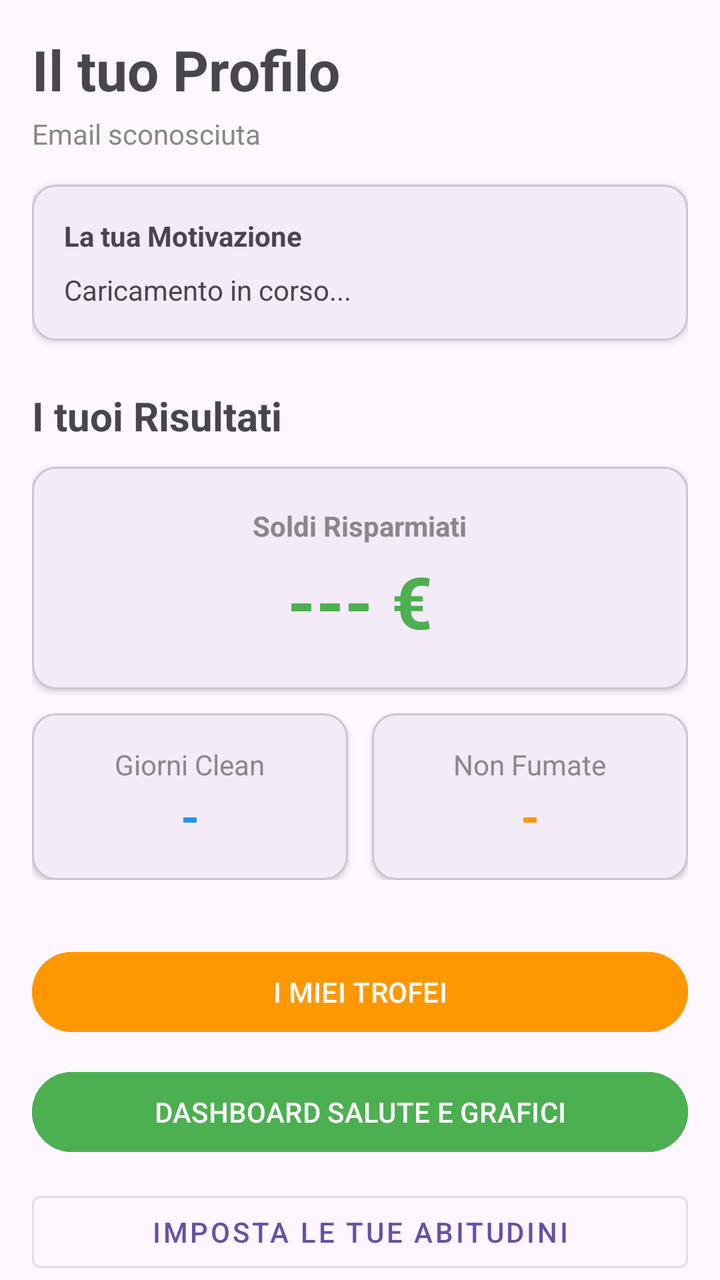
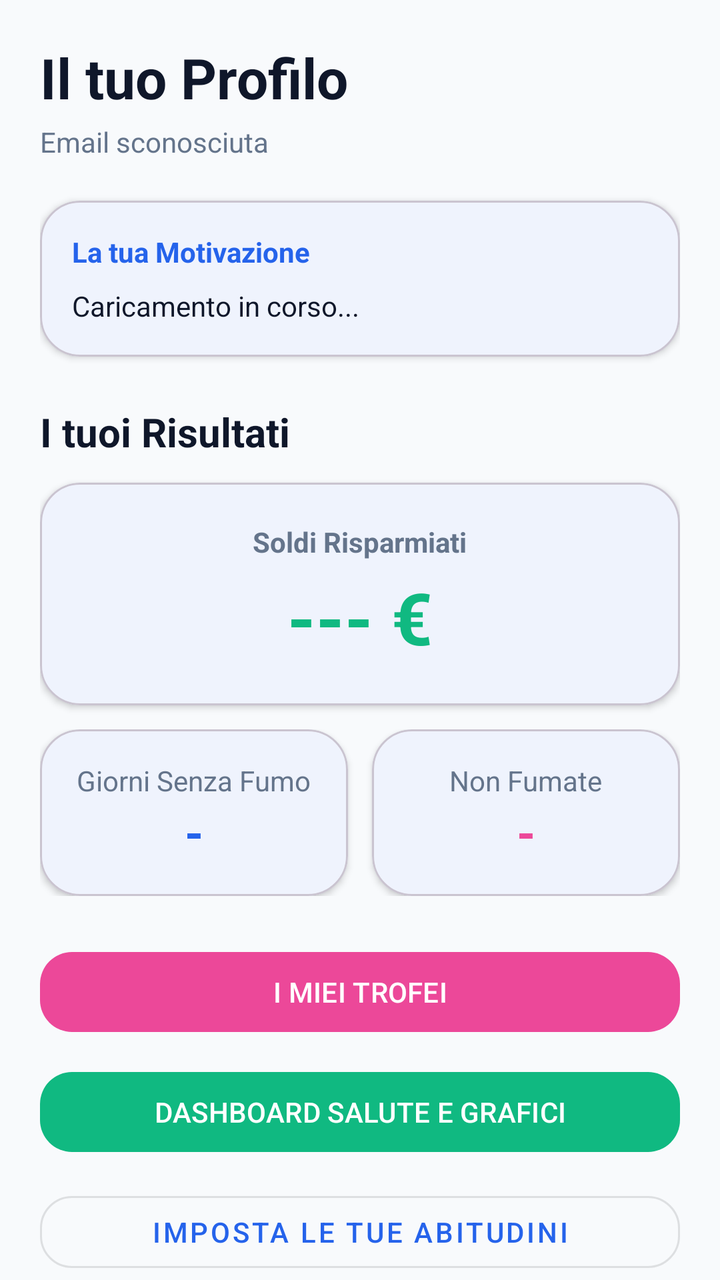

An Android layout rendered at two revisions. The XML below is the earlier revision; the diff shows what the commit changed to produce the second picture.
<!-- AndroidManifest.xml: application theme Theme.SmokeShield -->
<!-- res/layout/fragment_profile.xml -->
<?xml version="1.0" encoding="utf-8"?>
<layout xmlns:android="http://schemas.android.com/apk/res/android"
    xmlns:app="http://schemas.android.com/apk/res-auto">

    <androidx.core.widget.NestedScrollView
        android:layout_width="match_parent"
        android:layout_height="match_parent"
        android:fillViewport="true">

        <androidx.constraintlayout.widget.ConstraintLayout
            android:layout_width="match_parent"
            android:layout_height="wrap_content"
            android:padding="16dp">

            
            <TextView android:id="@+id/tv_welcome" android:layout_height="wrap_content" android:layout_width="wrap_content" android:text="Il tuo Profilo" android:textSize="28sp" android:textStyle="bold" app:layout_constraintStart_toStartOf="parent" app:layout_constraintTop_toTopOf="parent"/>
            <TextView android:id="@+id/tv_email_display" android:layout_height="wrap_content" android:layout_marginTop="4dp" android:layout_width="wrap_content" android:text="Email sconosciuta" android:textColor="#888888" app:layout_constraintStart_toStartOf="parent" app:layout_constraintTop_toBottomOf="@id/tv_welcome"/>

            <com.google.android.material.card.MaterialCardView
                android:id="@+id/card_motivazione"
                android:layout_width="match_parent"
                android:layout_height="wrap_content"
                android:layout_marginTop="16dp"
                app:cardCornerRadius="12dp"
                app:cardElevation="2dp"
                app:layout_constraintTop_toBottomOf="@id/tv_email_display">
                <LinearLayout android:layout_height="wrap_content" android:layout_width="match_parent" android:orientation="vertical" android:padding="16dp">
                    <TextView android:layout_height="wrap_content" android:layout_width="wrap_content" android:text="La tua Motivazione" android:textStyle="bold"/>
                    <TextView android:id="@+id/tv_motivo_display" android:layout_height="wrap_content" android:layout_marginTop="8dp" android:layout_width="match_parent" android:text="Caricamento in corso..."/>
                </LinearLayout>
            </com.google.android.material.card.MaterialCardView>

            
            <TextView
                android:id="@+id/tv_risultati_titolo"
                android:layout_width="wrap_content"
                android:layout_height="wrap_content"
                android:text="I tuoi Risultati"
                android:textSize="20sp"
                android:textStyle="bold"
                android:layout_marginTop="24dp"
                app:layout_constraintStart_toStartOf="parent"
                app:layout_constraintTop_toBottomOf="@id/card_motivazione" />

            <com.google.android.material.card.MaterialCardView
                android:id="@+id/card_soldi"
                android:layout_width="match_parent"
                android:layout_height="wrap_content"
                android:layout_marginTop="12dp"
                app:cardCornerRadius="12dp"
                app:cardElevation="2dp"
                app:layout_constraintTop_toBottomOf="@id/tv_risultati_titolo">
                <LinearLayout android:layout_width="match_parent" android:layout_height="wrap_content" android:orientation="vertical" android:padding="20dp" android:gravity="center">
                    <TextView android:layout_width="wrap_content" android:layout_height="wrap_content" android:text="Soldi Risparmiati" android:textColor="#888888" android:textStyle="bold" />
                    <TextView android:id="@+id/tv_risparmio_soldi" android:layout_width="wrap_content" android:layout_height="wrap_content" android:text="--- €" android:textSize="36sp" android:textStyle="bold" android:textColor="#4CAF50" android:layout_marginTop="4dp"/>
                </LinearLayout>
            </com.google.android.material.card.MaterialCardView>

            <LinearLayout
                android:id="@+id/ll_stats_minori"
                android:layout_width="match_parent"
                android:layout_height="wrap_content"
                android:orientation="horizontal"
                android:weightSum="2"
                android:layout_marginTop="12dp"
                app:layout_constraintTop_toBottomOf="@id/card_soldi">

                <com.google.android.material.card.MaterialCardView android:layout_width="0dp" android:layout_height="wrap_content" android:layout_weight="1" android:layout_marginEnd="6dp" app:cardCornerRadius="12dp" app:cardElevation="2dp">
                    <LinearLayout android:layout_width="match_parent" android:layout_height="wrap_content" android:padding="16dp" android:orientation="vertical" android:gravity="center">
                        <TextView android:layout_width="wrap_content" android:layout_height="wrap_content" android:text="Giorni Clean" android:textColor="#888888"/>
                        <TextView android:id="@+id/tv_giorni_senza" android:layout_width="wrap_content" android:layout_height="wrap_content" android:text="-" android:textSize="24sp" android:textStyle="bold" android:textColor="#2196F3"/>
                    </LinearLayout>
                </com.google.android.material.card.MaterialCardView>

                <com.google.android.material.card.MaterialCardView android:layout_width="0dp" android:layout_height="wrap_content" android:layout_weight="1" android:layout_marginStart="6dp" app:cardCornerRadius="12dp" app:cardElevation="2dp">
                    <LinearLayout android:layout_width="match_parent" android:layout_height="wrap_content" android:padding="16dp" android:orientation="vertical" android:gravity="center">
                        <TextView android:layout_width="wrap_content" android:layout_height="wrap_content" android:text="Non Fumate" android:textColor="#888888"/>
                        <TextView android:id="@+id/tv_sigarette_evitate" android:layout_width="wrap_content" android:layout_height="wrap_content" android:text="-" android:textSize="24sp" android:textStyle="bold" android:textColor="#FF9800"/>
                    </LinearLayout>
                </com.google.android.material.card.MaterialCardView>
            </LinearLayout>

            

            
            <com.google.android.material.button.MaterialButton
                android:id="@+id/btn_trophies"
                android:layout_width="match_parent"
                android:layout_height="wrap_content"
                android:layout_marginTop="32dp"
                android:text="I MIEI TROFEI"
                android:backgroundTint="#FF9800"
                app:layout_constraintTop_toBottomOf="@id/ll_stats_minori" />

            <com.google.android.material.button.MaterialButton
                android:id="@+id/btn_health_dashboard"
                android:layout_width="match_parent"
                android:layout_height="wrap_content"
                android:layout_marginTop="12dp"
                android:text="DASHBOARD SALUTE E GRAFICI"
                android:backgroundTint="#4CAF50"
                app:layout_constraintTop_toBottomOf="@id/btn_trophies" />

            <com.google.android.material.button.MaterialButton
                android:id="@+id/btn_imposta_abitudini"
                style="@style/Widget.MaterialComponents.Button.OutlinedButton"
                android:layout_width="match_parent"
                android:layout_height="wrap_content"
                android:layout_marginTop="12dp"
                android:text="IMPOSTA LE TUE ABITUDINI"
                app:layout_constraintTop_toBottomOf="@id/btn_health_dashboard" />

            <com.google.android.material.button.MaterialButton
                android:id="@+id/btn_vedi_storico"
                style="@style/Widget.MaterialComponents.Button.OutlinedButton"
                android:layout_width="match_parent"
                android:layout_height="wrap_content"
                android:layout_marginTop="12dp"
                android:text="VISUALIZZA STORICO CRISI"
                app:layout_constraintTop_toBottomOf="@id/btn_imposta_abitudini" />

            
            <com.google.android.material.floatingactionbutton.FloatingActionButton
                android:id="@+id/fab_settings"
                android:layout_width="wrap_content"
                android:layout_height="wrap_content"
                android:layout_marginTop="32dp"
                android:layout_marginEnd="16dp"
                android:layout_marginBottom="32dp"
                android:contentDescription="Impostazioni"
                app:srcCompat="@android:drawable/ic_menu_preferences"
                app:layout_constraintTop_toBottomOf="@id/btn_vedi_storico"
                app:layout_constraintEnd_toEndOf="parent"
                app:layout_constraintBottom_toBottomOf="parent"/>

            <Button android:id="@+id/btn_logout" android:layout_height="wrap_content" android:layout_width="wrap_content" android:text="ESCI DALL'APP" android:textColor="#F44336" app:layout_constraintBottom_toBottomOf="@id/fab_settings" app:layout_constraintStart_toStartOf="parent" app:layout_constraintTop_toTopOf="@id/fab_settings" style="@style/Widget.MaterialComponents.Button.TextButton"/>

        </androidx.constraintlayout.widget.ConstraintLayout>
    </androidx.core.widget.NestedScrollView>
</layout>
<!-- resources referenced by this layout -->
<resources>
  <style name="Theme.SmokeShield" parent="Base.Theme.SmokeShield" />
  <style name="Base.Theme.SmokeShield" parent="Theme.Material3.DayNight.NoActionBar">
          <item name="android:windowLayoutInDisplayCutoutMode" tools:targetApi="p">shortEdges</item>
          <item name="android:statusBarColor">?android:attr/colorBackground</item>
          <item name="android:navigationBarColor">?android:attr/colorBackground</item>
      </style>
</resources>

<!-- the commit's change to res/layout/fragment_profile.xml (unified diff, before → after) -->
@@ -5,28 +5,63 @@
     <androidx.core.widget.NestedScrollView
         android:layout_width="match_parent"
         android:layout_height="match_parent"
+        android:background="?android:attr/colorBackground"
         android:fillViewport="true">
 
         <androidx.constraintlayout.widget.ConstraintLayout
             android:layout_width="match_parent"
             android:layout_height="wrap_content"
-            android:padding="16dp">
-
-            
-            <TextView android:id="@+id/tv_welcome" android:layout_height="wrap_content" android:layout_width="wrap_content" android:text="Il tuo Profilo" android:textSize="28sp" android:textStyle="bold" app:layout_constraintStart_toStartOf="parent" app:layout_constraintTop_toTopOf="parent"/>
-            <TextView android:id="@+id/tv_email_display" android:layout_height="wrap_content" android:layout_marginTop="4dp" android:layout_width="wrap_content" android:text="Email sconosciuta" android:textColor="#888888" app:layout_constraintStart_toStartOf="parent" app:layout_constraintTop_toBottomOf="@id/tv_welcome"/>
+            android:padding="20dp">
+
+            
+            <TextView
+                android:id="@+id/tv_welcome"
+                android:layout_height="wrap_content"
+                android:layout_width="wrap_content"
+                android:text="Il tuo Profilo"
+                android:textSize="28sp"
+                android:textStyle="bold"
+                android:textColor="?android:attr/textColorPrimary"
+                app:layout_constraintStart_toStartOf="parent"
+                app:layout_constraintTop_toTopOf="parent"/>
+
+            <TextView
+                android:id="@+id/tv_email_display"
+                android:layout_height="wrap_content"
+                android:layout_marginTop="4dp"
+                android:layout_width="wrap_content"
+                android:text="Email sconosciuta"
+                android:textColor="?android:attr/textColorSecondary"
+                app:layout_constraintStart_toStartOf="parent"
+                app:layout_constraintTop_toBottomOf="@id/tv_welcome"/>
 
             <com.google.android.material.card.MaterialCardView
                 android:id="@+id/card_motivazione"
                 android:layout_width="match_parent"
                 android:layout_height="wrap_content"
-                android:layout_marginTop="16dp"
-                app:cardCornerRadius="12dp"
+                android:layout_marginTop="20dp"
+                app:cardCornerRadius="20dp"
                 app:cardElevation="2dp"
+                app:cardBackgroundColor="?attr/colorSurface"
                 app:layout_constraintTop_toBottomOf="@id/tv_email_display">
-                <LinearLayout android:layout_height="wrap_content" android:layout_width="match_parent" android:orientation="vertical" android:padding="16dp">
-                    <TextView android:layout_height="wrap_content" android:layout_width="wrap_content" android:text="La tua Motivazione" android:textStyle="bold"/>
-                    <TextView android:id="@+id/tv_motivo_display" android:layout_height="wrap_content" android:layout_marginTop="8dp" android:layout_width="match_parent" android:text="Caricamento in corso..."/>
+                <LinearLayout
+                    android:layout_height="wrap_content"
+                    android:layout_width="match_parent"
+                    android:orientation="vertical"
+                    android:padding="16dp">
+                    <TextView
+                        android:layout_height="wrap_content"
+                        android:layout_width="wrap_content"
+                        android:text="La tua Motivazione"
+                        android:textColor="?attr/colorPrimary"
+                        android:textStyle="bold"/>
+                    <TextView
+                        android:id="@+id/tv_motivo_display"
+                        android:layout_height="wrap_content"
+                        android:layout_marginTop="8dp"
+                        android:layout_width="match_parent"
+                        android:textColor="?android:attr/textColorPrimary"
+                        android:text="Caricamento in corso..."/>
                 </LinearLayout>
             </com.google.android.material.card.MaterialCardView>
 
@@ -38,6 +73,7 @@
                 android:text="I tuoi Risultati"
                 android:textSize="20sp"
                 android:textStyle="bold"
+                android:textColor="?android:attr/textColorPrimary"
                 android:layout_marginTop="24dp"
                 app:layout_constraintStart_toStartOf="parent"
                 app:layout_constraintTop_toBottomOf="@id/card_motivazione" />
@@ -47,12 +83,31 @@
                 android:layout_width="match_parent"
                 android:layout_height="wrap_content"
                 android:layout_marginTop="12dp"
-                app:cardCornerRadius="12dp"
+                app:cardCornerRadius="20dp"
                 app:cardElevation="2dp"
+                app:cardBackgroundColor="?attr/colorSurface"
                 app:layout_constraintTop_toBottomOf="@id/tv_risultati_titolo">
-                <LinearLayout android:layout_width="match_parent" android:layout_height="wrap_content" android:orientation="vertical" android:padding="20dp" android:gravity="center">
-                    <TextView android:layout_width="wrap_content" android:layout_height="wrap_content" android:text="Soldi Risparmiati" android:textColor="#888888" android:textStyle="bold" />
-                    <TextView android:id="@+id/tv_risparmio_soldi" android:layout_width="wrap_content" android:layout_height="wrap_content" android:text="--- €" android:textSize="36sp" android:textStyle="bold" android:textColor="#4CAF50" android:layout_marginTop="4dp"/>
+                <LinearLayout
+                    android:layout_width="match_parent"
+                    android:layout_height="wrap_content"
+                    android:orientation="vertical"
+                    android:padding="20dp"
+                    android:gravity="center">
+                    <TextView
+                        android:layout_width="wrap_content"
+                        android:layout_height="wrap_content"
+                        android:text="Soldi Risparmiati"
+                        android:textColor="?android:attr/textColorSecondary"
+                        android:textStyle="bold" />
+                    <TextView
+                        android:id="@+id/tv_risparmio_soldi"
+                        android:layout_width="wrap_content"
+                        android:layout_height="wrap_content"
+                        android:text="--- €"
+                        android:textSize="36sp"
+                        android:textStyle="bold"
+                        android:textColor="@color/colorHealth"
+                        android:layout_marginTop="4dp"/>
                 </LinearLayout>
             </com.google.android.material.card.MaterialCardView>
 
@@ -65,31 +120,77 @@
                 android:layout_marginTop="12dp"
                 app:layout_constraintTop_toBottomOf="@id/card_soldi">
 
-                <com.google.android.material.card.MaterialCardView android:layout_width="0dp" android:layout_height="wrap_content" android:layout_weight="1" android:layout_marginEnd="6dp" app:cardCornerRadius="12dp" app:cardElevation="2dp">
-                    <LinearLayout android:layout_width="match_parent" android:layout_height="wrap_content" android:padding="16dp" android:orientation="vertical" android:gravity="center">
-                        <TextView android:layout_width="wrap_content" android:layout_height="wrap_content" android:text="Giorni Clean" android:textColor="#888888"/>
-                        <TextView android:id="@+id/tv_giorni_senza" android:layout_width="wrap_content" android:layout_height="wrap_content" android:text="-" android:textSize="24sp" android:textStyle="bold" android:textColor="#2196F3"/>
+                <com.google.android.material.card.MaterialCardView
+                    android:layout_width="0dp"
+                    android:layout_height="wrap_content"
+                    android:layout_weight="1"
+                    android:layout_marginEnd="6dp"
+                    app:cardCornerRadius="20dp"
+                    app:cardElevation="2dp"
+                    app:cardBackgroundColor="?attr/colorSurface">
+                    <LinearLayout
+                        android:layout_width="match_parent"
+                        android:layout_height="wrap_content"
+                        android:padding="16dp"
+                        android:orientation="vertical"
+                        android:gravity="center">
+                        <TextView
+                            android:layout_width="wrap_content"
+                            android:layout_height="wrap_content"
+                            android:text="Giorni Senza Fumo"
+                            android:textColor="?android:attr/textColorSecondary"/>
+                        <TextView
+                            android:id="@+id/tv_giorni_senza"
+                            android:layout_width="wrap_content"
+                            android:layout_height="wrap_content"
+                            android:text="-"
+                            android:textSize="24sp"
+                            android:textStyle="bold"
+                            android:textColor="?attr/colorPrimary"/>
                     </LinearLayout>
                 </com.google.android.material.card.MaterialCardView>
 
-                <com.google.android.material.card.MaterialCardView android:layout_width="0dp" android:layout_height="wrap_content" android:layout_weight="1" android:layout_marginStart="6dp" app:cardCornerRadius="12dp" app:cardElevation="2dp">
-                    <LinearLayout android:layout_width="match_parent" android:layout_height="wrap_content" android:padding="16dp" android:orientation="vertical" android:gravity="center">
-                        <TextView android:layout_width="wrap_content" android:layout_height="wrap_content" android:text="Non Fumate" android:textColor="#888888"/>
-                        <TextView android:id="@+id/tv_sigarette_evitate" android:layout_width="wrap_content" android:layout_height="wrap_content" android:text="-" android:textSize="24sp" android:textStyle="bold" android:textColor="#FF9800"/>
+                <com.google.android.material.card.MaterialCardView
+                    android:layout_width="0dp"
+                    android:layout_height="wrap_content"
+                    android:layout_weight="1"
+                    android:layout_marginStart="6dp"
+                    app:cardCornerRadius="20dp"
+                    app:cardElevation="2dp"
+                    app:cardBackgroundColor="?attr/colorSurface">
+                    <LinearLayout
+                        android:layout_width="match_parent"
+                        android:layout_height="wrap_content"
+                        android:padding="16dp"
+                        android:orientation="vertical"
+                        android:gravity="center">
+                        <TextView
+                            android:layout_width="wrap_content"
+                            android:layout_height="wrap_content"
+                            android:text="Non Fumate"
+                            android:textColor="?android:attr/textColorSecondary"/>
+                        <TextView
+                            android:id="@+id/tv_sigarette_evitate"
+                            android:layout_width="wrap_content"
+                            android:layout_height="wrap_content"
+                            android:text="-"
+                            android:textSize="24sp"
+                            android:textStyle="bold"
+                            android:textColor="@color/colorTrophies"/>
                     </LinearLayout>
                 </com.google.android.material.card.MaterialCardView>
             </LinearLayout>
 
             
 
-            
             <com.google.android.material.button.MaterialButton
                 android:id="@+id/btn_trophies"
                 android:layout_width="match_parent"
                 android:layout_height="wrap_content"
-                android:layout_marginTop="32dp"
+                android:layout_marginTop="24dp"
                 android:text="I MIEI TROFEI"
-                android:backgroundTint="#FF9800"
+                app:backgroundTint="@color/colorTrophies"
+                app:cornerRadius="16dp"
                 app:layout_constraintTop_toBottomOf="@id/ll_stats_minori" />
 
             <com.google.android.material.button.MaterialButton
@@ -98,7 +199,8 @@
                 android:layout_height="wrap_content"
                 android:layout_marginTop="12dp"
                 android:text="DASHBOARD SALUTE E GRAFICI"
-                android:backgroundTint="#4CAF50"
+                app:backgroundTint="@color/colorHealth"
+                app:cornerRadius="16dp"
                 app:layout_constraintTop_toBottomOf="@id/btn_trophies" />
 
             <com.google.android.material.button.MaterialButton
@@ -108,6 +210,7 @@
                 android:layout_height="wrap_content"
                 android:layout_marginTop="12dp"
                 android:text="IMPOSTA LE TUE ABITUDINI"
+                app:cornerRadius="16dp"
                 app:layout_constraintTop_toBottomOf="@id/btn_health_dashboard" />
 
             <com.google.android.material.button.MaterialButton
@@ -117,6 +220,7 @@
                 android:layout_height="wrap_content"
                 android:layout_marginTop="12dp"
                 android:text="VISUALIZZA STORICO CRISI"
+                app:cornerRadius="16dp"
                 app:layout_constraintTop_toBottomOf="@id/btn_imposta_abitudini" />
 
             
@@ -128,12 +232,23 @@
                 android:layout_marginEnd="16dp"
                 android:layout_marginBottom="32dp"
                 android:contentDescription="Impostazioni"
+                app:backgroundTint="?attr/colorPrimary"
+                app:tint="@color/white"
                 app:srcCompat="@android:drawable/ic_menu_preferences"
                 app:layout_constraintTop_toBottomOf="@id/btn_vedi_storico"
                 app:layout_constraintEnd_toEndOf="parent"
                 app:layout_constraintBottom_toBottomOf="parent"/>
 
-            <Button android:id="@+id/btn_logout" android:layout_height="wrap_content" android:layout_width="wrap_content" android:text="ESCI DALL'APP" android:textColor="#F44336" app:layout_constraintBottom_toBottomOf="@id/fab_settings" app:layout_constraintStart_toStartOf="parent" app:layout_constraintTop_toTopOf="@id/fab_settings" style="@style/Widget.MaterialComponents.Button.TextButton"/>
+            <Button
+                android:id="@+id/btn_logout"
+                android:layout_height="wrap_content"
+                android:layout_width="wrap_content"
+                android:text="ESCI DALL'APP"
+                android:textColor="@color/colorSos"
+                app:layout_constraintBottom_toBottomOf="@id/fab_settings"
+                app:layout_constraintStart_toStartOf="parent"
+                app:layout_constraintTop_toTopOf="@id/fab_settings"
+                style="@style/Widget.MaterialComponents.Button.TextButton"/>
 
         </androidx.constraintlayout.widget.ConstraintLayout>
     </androidx.core.widget.NestedScrollView>
<!-- resource entries referenced after the edit -->
@@ -1,10 +1,53 @@
 <!-- resources referenced by this layout -->
 <resources>
+  <color name="colorHealth">#10B981</color>
+  <color name="colorSos">#EF4444</color>
+  <color name="colorTrophies">#EC4899</color>
+  <color name="white">#FFFFFFFF</color>
   <style name="Theme.SmokeShield" parent="Base.Theme.SmokeShield" />
   <style name="Base.Theme.SmokeShield" parent="Theme.Material3.DayNight.NoActionBar">
+          
+          <item name="colorPrimary">@color/primaryColor</item>
+          <item name="colorOnPrimary">@color/white</item>
+          <item name="colorSecondary">@color/secondaryColor</item>
+          <item name="colorOnSecondary">@color/white</item>
+  
+          
           <item name="android:windowLayoutInDisplayCutoutMode" tools:targetApi="p">shortEdges</item>
-          <item name="android:statusBarColor">?android:attr/colorBackground</item>
-          <item name="android:navigationBarColor">?android:attr/colorBackground</item>
+          <item name="android:statusBarColor">@color/backgroundColor</item>
+          <item name="android:navigationBarColor">@color/backgroundColor</item>
+  
+          
+          <item name="android:colorBackground">@color/backgroundColor</item>
+          <item name="colorSurface">@color/surfaceColor</item>
+          <item name="colorError">@color/colorSos</item>
+  
+          
+          <item name="android:textColorPrimary">@color/textColor</item>
+          <item name="android:textColorSecondary">@color/textColorLight</item>
+  
+          
+          <item name="shapeAppearanceSmallComponent">@style/ShapeAppearance.SmokeShield.Small</item>
+          <item name="shapeAppearanceMediumComponent">@style/ShapeAppearance.SmokeShield.Medium</item>
+          <item name="shapeAppearanceLargeComponent">@style/ShapeAppearance.SmokeShield.Large</item>
+      </style>
+  <color name="primaryColor">#2563EB</color>
+  <color name="secondaryColor">#F59E0B</color>
+  <color name="backgroundColor">#F8FAFC</color>
+  <color name="surfaceColor">#FFFFFF</color>
+  <color name="textColor">#0F172A</color>
+  <color name="textColorLight">#64748B</color>
+  <style name="ShapeAppearance.SmokeShield.Small" parent="ShapeAppearance.MaterialComponents.SmallComponent">
+          <item name="cornerFamily">rounded</item>
+          <item name="cornerSize">12dp</item>
+      </style>
+  <style name="ShapeAppearance.SmokeShield.Medium" parent="ShapeAppearance.MaterialComponents.MediumComponent">
+          <item name="cornerFamily">rounded</item>
+          <item name="cornerSize">20dp</item>
+      </style>
+  <style name="ShapeAppearance.SmokeShield.Large" parent="ShapeAppearance.MaterialComponents.LargeComponent">
+          <item name="cornerFamily">rounded</item>
+          <item name="cornerSize">28dp</item>
       </style>
 </resources>
 
